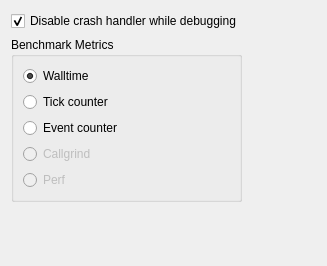
Before: the Qt Designer form src/plugins/autotest/qtest/qttestsettingspage.ui in qt-creator/qt-creator, drawn with Qt 5.
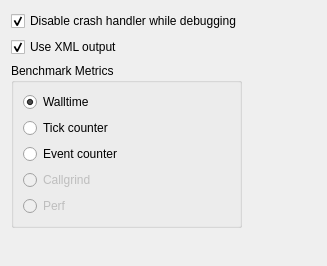
After: the same form once the commit is applied.

Commit message: AutoTest: Support plaintext output for Qt tests

The edit to the form file:
```diff
--- a/src/plugins/autotest/qtest/qttestsettingspage.ui
+++ b/src/plugins/autotest/qtest/qttestsettingspage.ui
@@ -31,6 +31,21 @@
          </property>
         </widget>
        </item>
+       <item>
+        <widget class="QCheckBox" name="useXMLOutputCB">
+         <property name="toolTip">
+          <string>XML output recommended as it avoids parsing issues, while plain text is more human readable.
+
+Warning: Plain text output is missing some information (e.g. duration)</string>
+         </property>
+         <property name="text">
+          <string>Use XML output</string>
+         </property>
+         <property name="checked">
+          <bool>true</bool>
+         </property>
+        </widget>
+       </item>
        <item>
         <widget class="QGroupBox" name="groupBox">
          <property name="title">
```
The commit also changes 8 other files.
